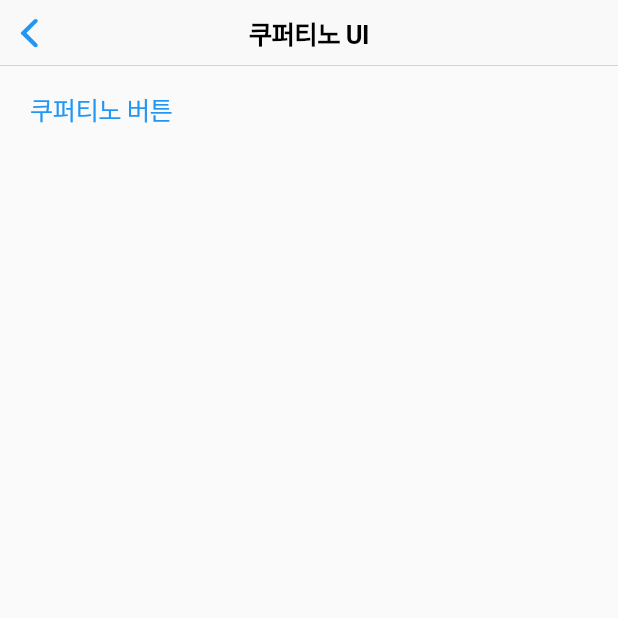
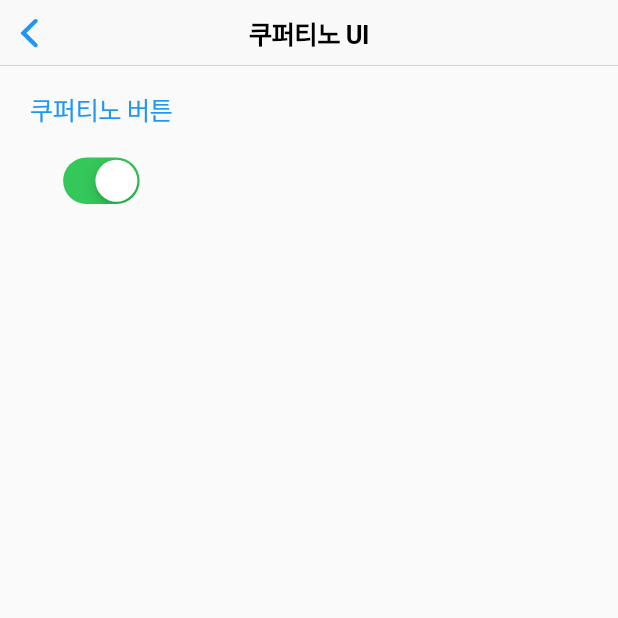
Before and after one commit to kucnea/seemeFlutter, a Flutter app: the CupertinoPage screen opened directly, on a phone screen of 412 x 824 dp, the top half of it. Run offline on Flutter 3.47's test engine with Material 2 defaults, Android fonts, the phone set to English and light mode, and no system bars.

```diff
--- a/lib/cuperino_page.dart
+++ b/lib/cuperino_page.dart
@@ -9,6 +9,7 @@ class CupertinoPage extends StatefulWidget {
 }
 
 class _CupertinoPageState extends State<CupertinoPage> {
+  bool _switch = true;
   @override
   Widget build(BuildContext context) {
     return Scaffold(
@@ -18,8 +19,15 @@ class _CupertinoPageState extends State<CupertinoPage> {
       body: Column(
         children: <Widget>[
           CupertinoButton(
-              child: Text('쿠퍼티노 버튼'), onPressed: () => {})
-        ],
+              child: Text('쿠퍼티노 버튼'), onPressed: () => {}),
+          CupertinoSwitch(
+              value: _switch,
+              onChanged:(bool value){
+                setState(() {
+                  _switch = value;
+                });
+              }
+          )],
       ),
     );
   }
--- a/lib/main.dart
+++ b/lib/main.dart
@@ -25,8 +25,8 @@ class MyApp extends StatelessWidget {
         // is not restarted.
         primarySwatch: Colors.blue,
       ),
-      home: CupertinoPage()
-        //home: HelloPage('Hello World')
+        //home: CupertinoPage()
+        home: HelloPage('Hello World')
     );
   }
 }
@@ -59,6 +59,7 @@ class _HelloPageState extends State<HelloPage> {
               children: <Widget>[
                 Text(_message,  style: TextStyle(fontSize: 30)),
                 Text('$_counter',  style: TextStyle(fontSize: 30)),
+
               ],
             )
         ));
```
